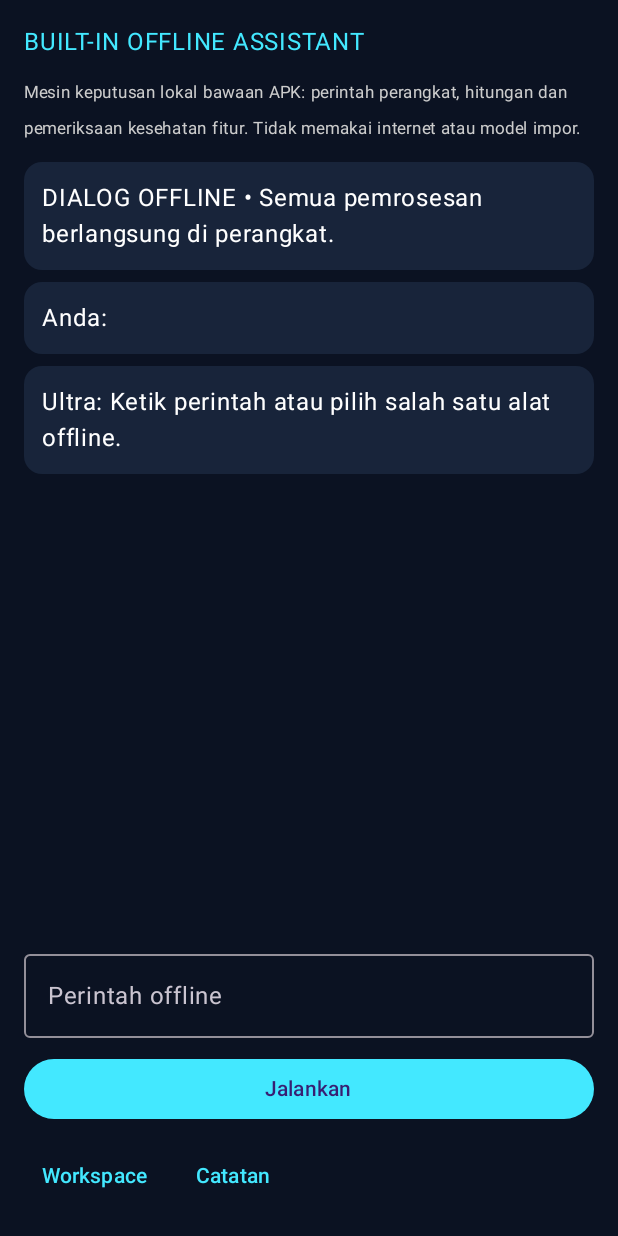
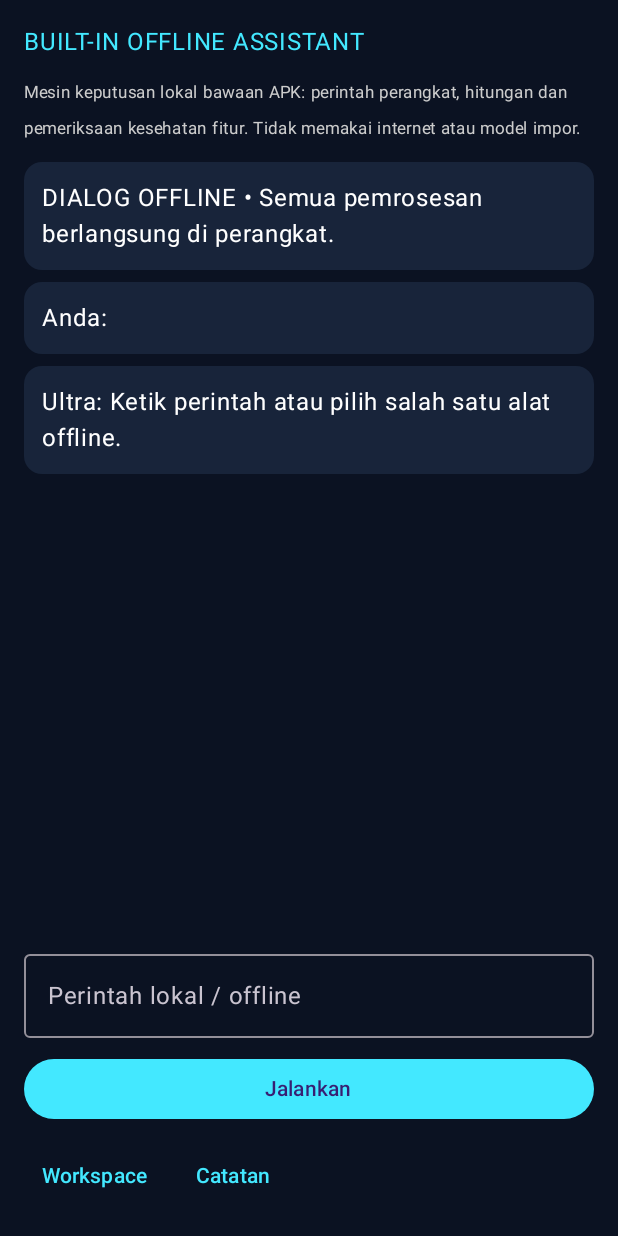
Before and after one commit to adebojel/dynamic-island-ultra, an Android app built with Jetpack Compose: the OfflineAssistantActivity screen opened directly, with no data from a screen before it, after a tap on "Jalankan", on a phone screen of 412 x 824 dp. Run offline under Robolectric (Android 15) with nearby library versions, the phone set to English and light mode, and no system bars.

Commit message:
feat(ai-ui): launch DuckDuckGo browser from local assistant

```diff
--- a/app/src/main/java/com/adebojel/dynamicislandultra/ai/OfflineAssistantActivity.kt
+++ b/app/src/main/java/com/adebojel/dynamicislandultra/ai/OfflineAssistantActivity.kt
@@ -20,7 +20,7 @@ import com.adebojel.dynamicislandultra.floating.FloatingWorkspaceActivity
 import com.adebojel.dynamicislandultra.floating.OfflineCalculatorActivity
 import com.adebojel.dynamicislandultra.floating.OfflineNotesActivity
 import com.adebojel.dynamicislandultra.floating.InstalledAppsActivity
-import com.adebojel.dynamicislandultra.browser.YoutubeBrowserActivity
+import com.adebojel.dynamicislandultra.browser.DuckDuckGoBrowserActivity
 import com.adebojel.dynamicislandultra.update.AppUpdateActivity
 import com.adebojel.dynamicislandultra.system.UtilityIntents
 
@@ -45,14 +45,14 @@ class OfflineAssistantActivity : ComponentActivity() {
                             }
                         }
                     }
-                    OutlinedTextField(input, { input = it }, modifier = Modifier.fillMaxWidth(), label = { Text("Perintah offline") })
+                    OutlinedTextField(input, { input = it }, modifier = Modifier.fillMaxWidth(), label = { Text("Perintah lokal / offline") })
                     Button(
                         onClick = {
                             val reply = engine.respond(input)
                             history = history + "Anda: $input" + "Ultra: ${reply.text}"
                             input = ""
                             when (reply.action) {
-                                OfflineAction.OpenYoutubeBrowser -> startActivity(Intent(this@OfflineAssistantActivity, YoutubeBrowserActivity::class.java))
+                                OfflineAction.OpenBrowser -> startActivity(Intent(this@OfflineAssistantActivity, DuckDuckGoBrowserActivity::class.java))
                                 OfflineAction.OpenUpdateCenter -> startActivity(Intent(this@OfflineAssistantActivity, AppUpdateActivity::class.java))
                                 OfflineAction.RunDiagnostics -> history = history + "Ultra: ${LocalDiagnostics.createReport(this@OfflineAssistantActivity)}"
                                 OfflineAction.OpenInstalledApps -> startActivity(Intent(this@OfflineAssistantActivity, InstalledAppsActivity::class.java))
```
